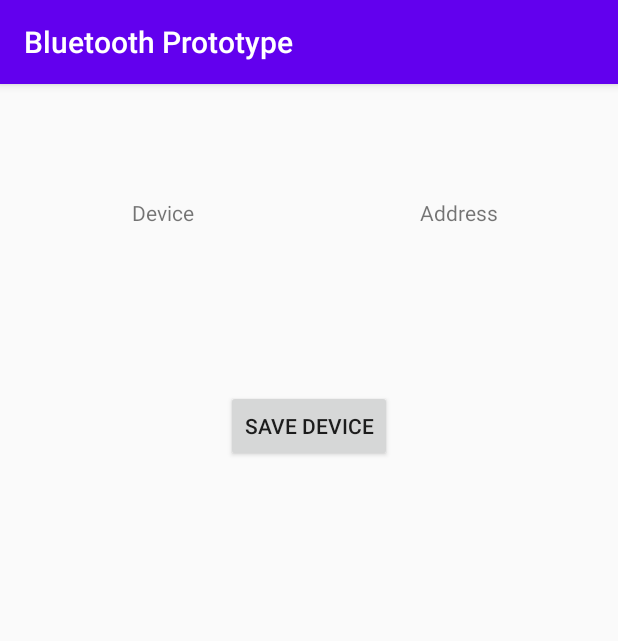
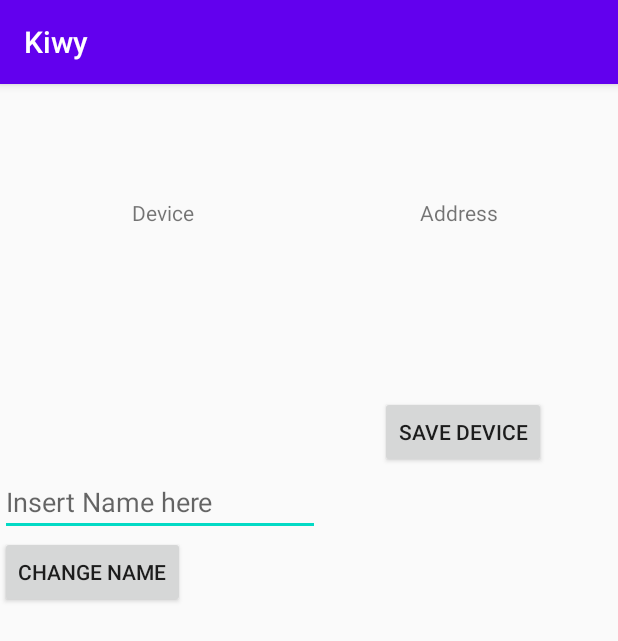
Before and after one commit to Kevnaut/Kiwy, an Android app: the AddEntry screen opened directly, with no data from a screen before it, on a phone screen of 412 x 824 dp. Shown: the top 641 px of the screen. Run offline under Robolectric (Android 15) with nearby library versions, the phone set to English and light mode, and no system bars.

Commit message:
Added name changed and attempt save file (not working just yet)

```diff
--- a/app/src/main/java/com/example/kiwy/AddEntry.java
+++ b/app/src/main/java/com/example/kiwy/AddEntry.java
@@ -2,17 +2,30 @@ package com.example.kiwy;
 
 import android.content.Intent;
 import android.os.Bundle;
+import android.view.View;
+import android.widget.Button;
+import android.widget.EditText;
 import android.widget.TextView;
+import android.widget.Toast;
 
 import androidx.appcompat.app.AppCompatActivity;
+
+import java.io.FileNotFoundException;
+import java.io.FileOutputStream;
+import java.io.IOException;
 
 public class AddEntry extends AppCompatActivity {
     String btName;
     String btAddress;
+    Button btAddDevice;
+    Button btChangeName;
     Intent intent;
 
     TextView tDevice;
     TextView tAddress;
+    EditText inName;
+
+    public static final String FILE_NAME = "SavedDevices.txt";
 
     @Override
     protected void onCreate(Bundle savedInstanceState) {
@@ -21,11 +34,55 @@ public class AddEntry extends AppCompatActivity {
         intent = getIntent();
         tDevice = (TextView) findViewById(R.id.tDevice);
         tAddress = (TextView) findViewById(R.id.tAddress);
+        btAddDevice = (Button) findViewById(R.id.btAddDevice);
+        btChangeName = (Button) findViewById(R.id.btChangeName);
+        inName = (EditText) findViewById(R.id.inName);
 
         btName = intent.getStringExtra("btDeviceName");
         btAddress = intent.getStringExtra("btDeviceAddress");
 
         tDevice.setText(btName);
         tAddress.setText(btAddress);
+
+        btAddDevice.setOnClickListener(new View.OnClickListener() {
+            @Override
+            public void onClick(View view) {
+                save();
+            }
+        });
+
+        btChangeName.setOnClickListener(new View.OnClickListener() {
+            @Override
+            public void onClick(View view) {
+                String newName = inName.getText().toString();
+                tDevice.setText(newName);
+                btName = newName;
+                inName.setText("");
+            }
+        });
+    }
+
+    public void save() {
+        FileOutputStream fos = null;
+
+        try {
+            fos = openFileOutput(FILE_NAME, MODE_PRIVATE);
+            fos.write(btName.getBytes());
+            fos.write(btAddress.getBytes());
+
+            Toast.makeText(this, "Devices saved to " + getFilesDir() + "/" + FILE_NAME ,Toast.LENGTH_LONG).show();
+        } catch (FileNotFoundException e) {
+            e.printStackTrace();
+        } catch (IOException e) {
+            e.printStackTrace();
+        } finally {
+            if(fos != null) {
+                try {
+                    fos.close();
+                } catch (IOException e) {
+                    e.printStackTrace();
+                }
+            }
+        }
     }
 }
--- a/app/src/main/res/layout/activity_add_entry.xml
+++ b/app/src/main/res/layout/activity_add_entry.xml
@@ -57,9 +57,29 @@
         android:id="@+id/btAddDevice"
         android:layout_width="wrap_content"
         android:layout_height="wrap_content"
-        android:layout_marginTop="204dp"
+        android:layout_marginTop="208dp"
         android:text="Save Device"
         app:layout_constraintEnd_toEndOf="parent"
+        app:layout_constraintHorizontal_bias="0.841"
         app:layout_constraintStart_toStartOf="parent"
         app:layout_constraintTop_toTopOf="parent" />
+
+    <Button
+        android:id="@+id/btChangeName"
+        android:layout_width="wrap_content"
+        android:layout_height="wrap_content"
+        android:text="Change Name"
+        app:layout_constraintStart_toStartOf="parent"
+        app:layout_constraintTop_toBottomOf="@+id/inName" />
+
+    <EditText
+        android:id="@+id/inName"
+        android:layout_width="wrap_content"
+        android:layout_height="wrap_content"
+        android:ems="10"
+        android:hint="Insert Name here"
+        android:inputType="textPersonName"
+        app:layout_constraintStart_toStartOf="parent"
+        app:layout_constraintTop_toBottomOf="@+id/btAddDevice" />
+
 </androidx.constraintlayout.widget.ConstraintLayout>
--- a/app/src/main/res/values/strings.xml
+++ b/app/src/main/res/values/strings.xml
@@ -1,3 +1,3 @@
 <resources>
-    <string name="app_name">Bluetooth Prototype</string>
+    <string name="app_name">Kiwy</string>
 </resources>
```
